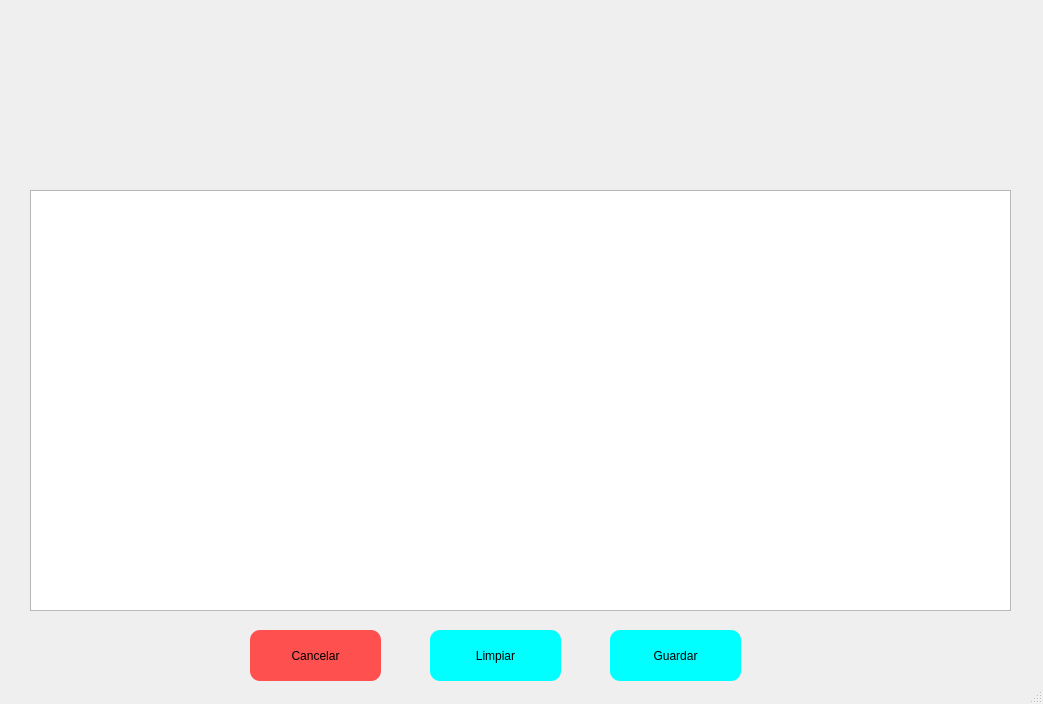
Old version of the form interfaces/analista_calidad/cuestionario.ui in the repository Ersa77/teggium_evaluations.
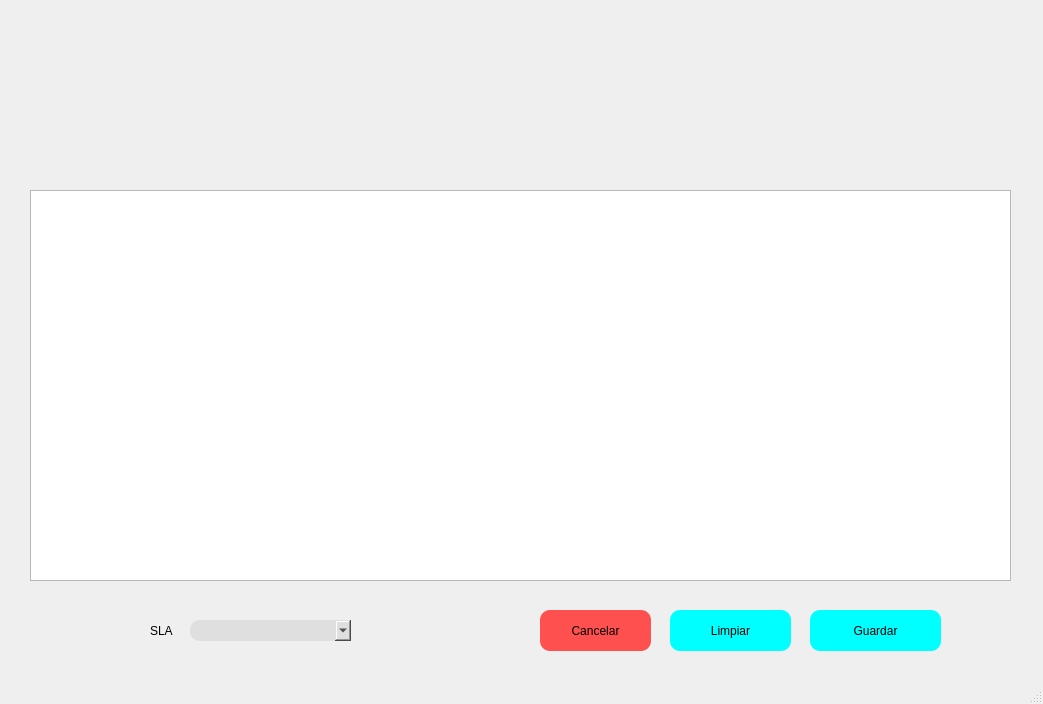
New version of the form. Icons and pictures are not drawn.

Commit message: cambie la plantilla del cuestionario

What changed in the file:
```diff
--- a/interfaces/analista_calidad/cuestionario.ui
+++ b/interfaces/analista_calidad/cuestionario.ui
@@ -136,7 +136,7 @@
       <x>30</x>
       <y>190</y>
       <width>981</width>
-      <height>421</height>
+      <height>391</height>
      </rect>
     </property>
     <property name="columnCount">
@@ -146,10 +146,10 @@
    <widget class="QPushButton" name="cancel_evaluation">
     <property name="geometry">
      <rect>
-      <x>250</x>
-      <y>630</y>
-      <width>131</width>
-      <height>51</height>
+      <x>540</x>
+      <y>610</y>
+      <width>111</width>
+      <height>41</height>
      </rect>
     </property>
     <property name="text">
@@ -159,10 +159,10 @@
    <widget class="QPushButton" name="clear_evaluation">
     <property name="geometry">
      <rect>
-      <x>430</x>
-      <y>630</y>
-      <width>131</width>
-      <height>51</height>
+      <x>670</x>
+      <y>610</y>
+      <width>121</width>
+      <height>41</height>
      </rect>
     </property>
     <property name="text">
@@ -172,16 +172,39 @@
    <widget class="QPushButton" name="save_evaluation">
     <property name="geometry">
      <rect>
-      <x>610</x>
-      <y>630</y>
+      <x>810</x>
+      <y>610</y>
       <width>131</width>
-      <height>51</height>
+      <height>41</height>
      </rect>
     </property>
     <property name="text">
      <string>Guardar</string>
     </property>
    </widget>
+   <widget class="QComboBox" name="sla">
+    <property name="geometry">
+     <rect>
+      <x>190</x>
+      <y>620</y>
+      <width>161</width>
+      <height>21</height>
+     </rect>
+    </property>
+   </widget>
+   <widget class="QLabel" name="label">
+    <property name="geometry">
+     <rect>
+      <x>150</x>
+      <y>620</y>
+      <width>31</width>
+      <height>21</height>
+     </rect>
+    </property>
+    <property name="text">
+     <string>SLA</string>
+    </property>
+   </widget>
   </widget>
   <widget class="QStatusBar" name="statusbar"/>
  </widget>
```
The commit also changes 5 other files.
